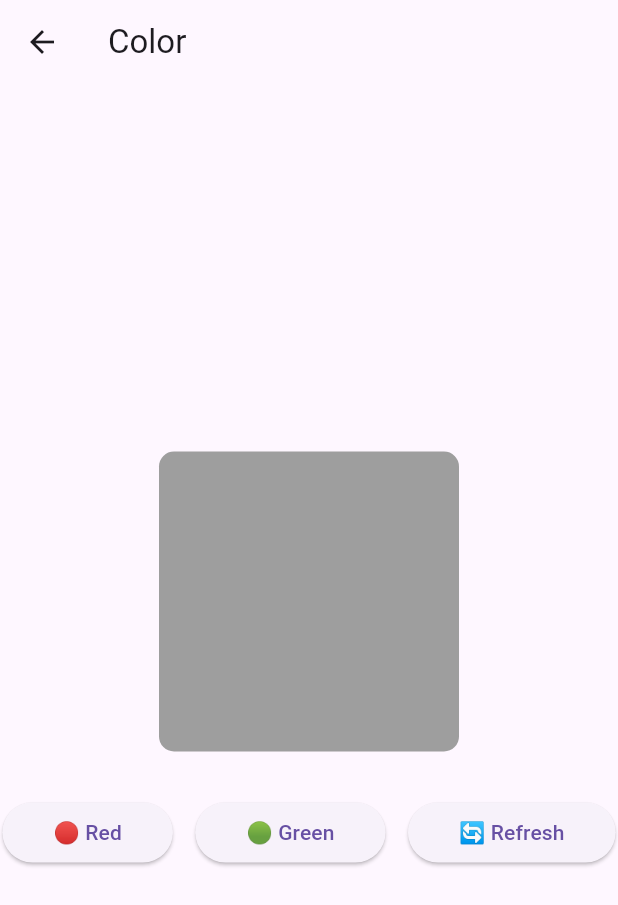
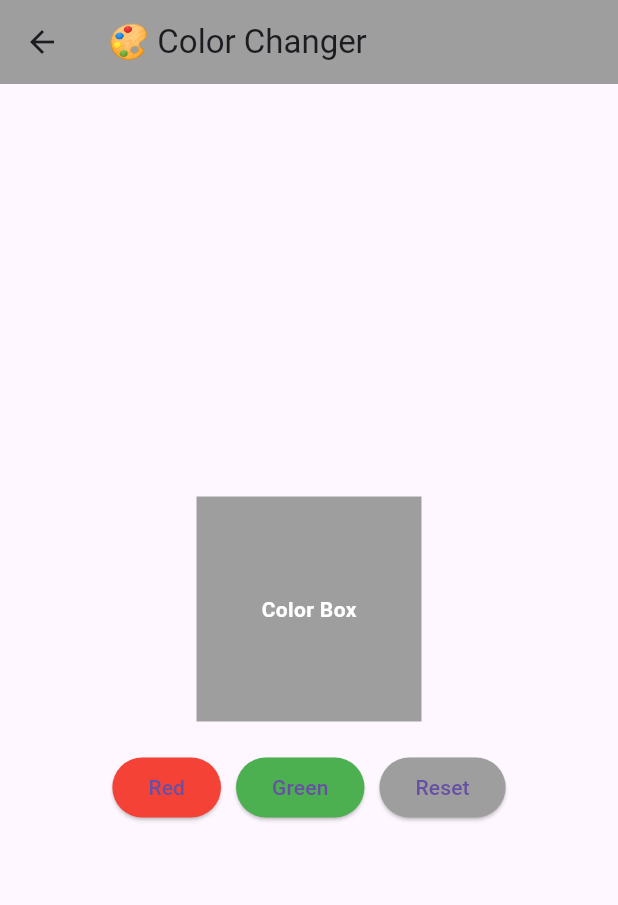
Before and after one commit to aneesrahman4/scrum_4, a Flutter app: the screen it shows after launch, after a tap on "🎨 Color", on a phone screen of 412 x 824 dp. Shown: the top 905 px of the screen. Run offline on Flutter 3.47's test engine with Material 3 defaults, Android fonts, the phone set to English and light mode, and no system bars.

Commit message:
feat: Add provider package and implement state management files

```diff
--- a/lib/color_screen.dart
+++ b/lib/color_screen.dart
@@ -1,57 +1,61 @@
-// lib/screens/color_screen.dart
 import 'package:flutter/material.dart';
+import 'package:provider/provider.dart';
+import '../providers/color_provider.dart';
 
-class ColorScreen extends StatefulWidget {
+class ColorScreen extends StatelessWidget {
   const ColorScreen({super.key});
 
   @override
-  State<ColorScreen> createState() => _ColorScreenState();
-}
+  Widget build(BuildContext context) {
+    final colorProvider = Provider.of<ColorProvider>(context);
 
-class _ColorScreenState extends State<ColorScreen> {
-  Color _currentColor = Colors.grey;
-
-  void _setRed() => setState(() => _currentColor = Colors.red);
-  void _setGreen() => setState(() => _currentColor = Colors.green);
-  void _reset() => setState(() => _currentColor = Colors.grey);
-
-  @override
-  Widget build(BuildContext context) {
     return Scaffold(
-      appBar: AppBar(title: const Text('Color')),
-      body: Center(
-        child: Column(
+      appBar: AppBar(
+        title: const Text('🎨 Color Changer'),
+        backgroundColor: colorProvider.color,
+      ),
+      body: Column(
         mainAxisAlignment: MainAxisAlignment.center,
         children: [
           Container(
-              width: 200,
-              height: 200,
-              decoration: BoxDecoration(
-                color: _currentColor,
-                borderRadius: BorderRadius.circular(10),
+            height: 150,
+            width: 150,
+            color: colorProvider.color,
+            child: const Center(
+              child: Text(
+                'Color Box',
+                style: TextStyle(
+                  color: Colors.white,
+                  fontWeight: FontWeight.bold,
                 ),
               ),
-            const SizedBox(height: 30),
+            ),
+          ),
+          const SizedBox(height: 20),
           Row(
             mainAxisAlignment: MainAxisAlignment.center,
             children: [
-                _buildColorButton('🔴 Red', _setRed),
-                const SizedBox(width: 15),
-                _buildColorButton('🟢 Green', _setGreen),
-                const SizedBox(width: 15),
-                _buildColorButton('🔄 Refresh', _reset),
+              ElevatedButton(
+                onPressed: colorProvider.setRed,
+                style: ElevatedButton.styleFrom(backgroundColor: Colors.red),
+                child: const Text('Red'),
+              ),
+              const SizedBox(width: 10),
+              ElevatedButton(
+                onPressed: colorProvider.setGreen,
+                style: ElevatedButton.styleFrom(backgroundColor: Colors.green),
+                child: const Text('Green'),
+              ),
+              const SizedBox(width: 10),
+              ElevatedButton(
+                onPressed: colorProvider.reset,
+                style: ElevatedButton.styleFrom(backgroundColor: Colors.grey),
+                child: const Text('Reset'),
+              ),
             ],
           ),
         ],
       ),
-      ),
-    );
-  }
-
-  Widget _buildColorButton(String text, VoidCallback onPressed) {
-    return ElevatedButton(
-      onPressed: onPressed,
-      child: Padding(padding: const EdgeInsets.all(10), child: Text(text)),
     );
   }
 }
--- a/lib/home_screen.dart
+++ b/lib/home_screen.dart
@@ -1,5 +1,5 @@
-// lib/screens/home_screen.dart
 import 'package:flutter/material.dart';
+
 import 'counter_screen.dart';
 import 'color_screen.dart';
 import 'calculator_screen.dart';
@@ -17,7 +17,7 @@ class HomeScreen extends StatelessWidget {
           children: [
             _buildNavButton(context, '➕ Counter', const CounterScreen()),
             _buildNavButton(context, '🎨 Color', const ColorScreen()),
-            _buildNavButton(context, '🧮 Calculator', const CalculatorScreen()),
+            _buildNavButton(context, '🧮 Calculator', CalculatorScreen()),
           ],
         ),
       ),
--- a/lib/main.dart
+++ b/lib/main.dart
@@ -1,8 +1,22 @@
-// lib/main.dart
 import 'package:flutter/material.dart';
+import 'package:provider/provider.dart';
 import 'home_screen.dart';
+import 'providers/counter_provider.dart';
+import 'providers/color_provider.dart';
+import 'providers/calculator_provider.dart';
 
-void main() => runApp(const MiniApps());
+void main() {
+  runApp(
+    MultiProvider(
+      providers: [
+        ChangeNotifierProvider(create: (_) => CounterProvider()),
+        ChangeNotifierProvider(create: (_) => ColorProvider()),
+        ChangeNotifierProvider(create: (_) => CalculatorProvider()),
+      ],
+      child: const MiniApps(),
+    ),
+  );
+}
 
 class MiniApps extends StatelessWidget {
   const MiniApps({super.key});
@@ -11,7 +25,7 @@ class MiniApps extends StatelessWidget {
   Widget build(BuildContext context) {
     return MaterialApp(
       title: 'Mini Apps',
-      theme: ThemeData(primarySwatch: Colors.blue),
+      theme: ThemeData(primarySwatch: Colors.blue, useMaterial3: true),
       home: const HomeScreen(),
     );
   }
--- a/lib/providers/color_provider.dart
+++ b/lib/providers/color_provider.dart
@@ -0,0 +1,23 @@
+import 'package:flutter/material.dart';
+
+class ColorProvider extends ChangeNotifier {
+  // Changed 'with' to 'extends'
+  Color _color = Colors.grey;
+
+  Color get color => _color;
+
+  void setRed() {
+    _color = Colors.red;
+    notifyListeners();
+  }
+
+  void setGreen() {
+    _color = Colors.green;
+    notifyListeners();
+  }
+
+  void reset() {
+    _color = Colors.grey;
+    notifyListeners();
+  }
+}
--- a/pubspec.yaml
+++ b/pubspec.yaml
@@ -34,7 +34,7 @@ dependencies:
   # The following adds the Cupertino Icons font to your application.
   # Use with the CupertinoIcons class for iOS style icons.
   cupertino_icons: ^1.0.8
-  provider: ^6.1.5
+  provider: ^6.1.2
 
 dev_dependencies:
   flutter_test:
```
Also changed, not shown: lib/calculator_screen.dart (+46 -82 lines), lib/counter_screen.dart (+9 -17 lines), lib/providers/calculator_provider.dart (+34 -0 lines), lib/providers/counter_provider.dart (+20 -0 lines). Lines whose indentation alone changed are shown as unchanged.
